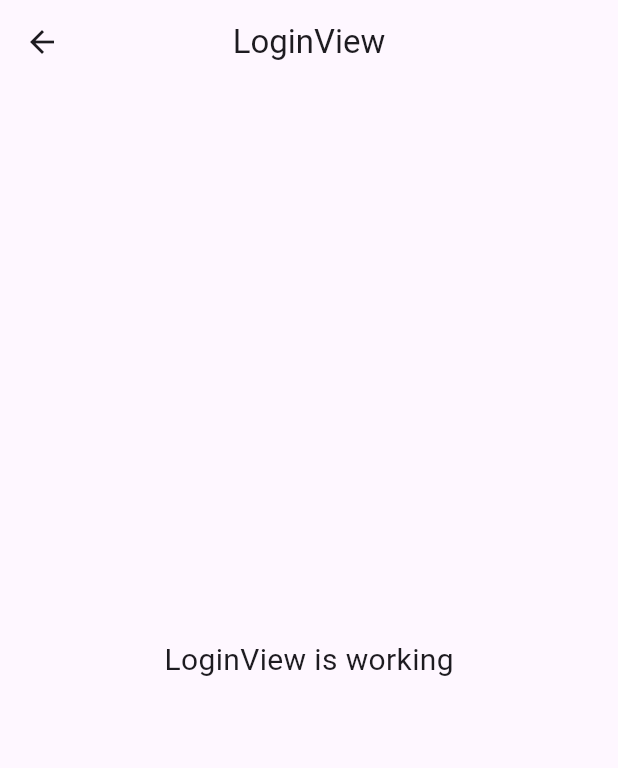
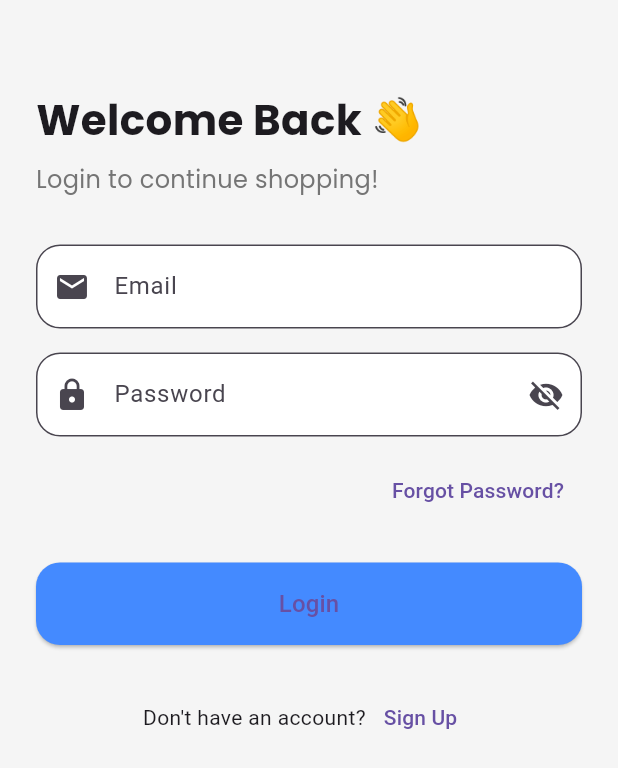
Before and after one commit to Dragorrik/e_commerce_app, a Flutter app: the LoginView screen opened by its route, on a phone screen of 412 x 824 dp. Shown: the top 768 px of the screen. Run offline on Flutter 3.47's test engine with Material 3 defaults, Android fonts, the phone set to English and light mode, and no system bars; our stand-ins replace firebase_auth, firebase_core, get, google_fonts; accounts and stored records are empty.

Commit message:
Login page created

```diff
--- a/lib/app/modules/login/controllers/login_controller.dart
+++ b/lib/app/modules/login/controllers/login_controller.dart
@@ -1,6 +1,8 @@
+import 'package:firebase_auth/firebase_auth.dart';
 import 'package:get/get.dart';
 
 class LoginController extends GetxController {
+  final FirebaseAuth _auth = FirebaseAuth.instance;
   @override
   void onInit() {
     super.onInit();
@@ -10,4 +12,22 @@ class LoginController extends GetxController {
   void onClose() {
     super.onClose();
   }
+
+  Future<void> login(String email, String password) async {
+    final UserCredential userCredential =
+        await _auth.signInWithEmailAndPassword(
+      email: email,
+      password: password,
+    );
+    if (userCredential.user != null) {
+      Get.offAllNamed('/product-list');
+    } else {
+      Get.snackbar('Error', 'Login failed');
+    }
+  }
+
+  Future<void> logout() async {
+    await _auth.signOut();
+    Get.offAllNamed('/login');
+  }
 }
--- a/lib/app/modules/login/views/login_view.dart
+++ b/lib/app/modules/login/views/login_view.dart
@@ -1,22 +1,147 @@
 import 'package:flutter/material.dart';
-
 import 'package:get/get.dart';
-
+import 'package:google_fonts/google_fonts.dart';
 import '../controllers/login_controller.dart';
 
-class LoginView extends GetView<LoginController> {
-  const LoginView({super.key});
+class LoginView extends StatelessWidget {
+  final LoginController controller = Get.put(LoginController());
+
+  final RxBool isPasswordVisible = false.obs;
+  final RxBool isLoading = false.obs;
+
+  final TextEditingController emailController = TextEditingController();
+  final TextEditingController passwordController = TextEditingController();
+
+  LoginView({super.key});
+
   @override
   Widget build(BuildContext context) {
     return Scaffold(
-      appBar: AppBar(
-        title: const Text('LoginView'),
-        centerTitle: true,
-      ),
-      body: const Center(
-        child: Text(
-          'LoginView is working',
-          style: TextStyle(fontSize: 20),
+      backgroundColor: Colors.grey[100],
+      body: SingleChildScrollView(
+        padding: const EdgeInsets.symmetric(horizontal: 24, vertical: 60),
+        child: Column(
+          crossAxisAlignment: CrossAxisAlignment.start,
+          children: [
+            Text("Welcome Back 👋",
+                style: GoogleFonts.poppins(
+                  fontSize: 28,
+                  fontWeight: FontWeight.bold,
+                )),
+            const SizedBox(height: 8),
+            Text("Login to continue shopping!",
+                style:
+                    GoogleFonts.poppins(fontSize: 16, color: Colors.grey[600])),
+            const SizedBox(height: 32),
+
+            // Email Field
+            TextField(
+              controller: emailController,
+              decoration: InputDecoration(
+                labelText: 'Email',
+                prefixIcon: const Icon(Icons.email),
+                border: OutlineInputBorder(
+                  borderRadius: BorderRadius.circular(16),
+                ),
+                filled: true,
+                fillColor: Colors.white,
+              ),
+            ),
+            const SizedBox(height: 16),
+
+            // Password Field
+            Obx(() {
+              return TextField(
+                controller: passwordController,
+                obscureText: !isPasswordVisible.value,
+                decoration: InputDecoration(
+                  labelText: 'Password',
+                  prefixIcon: const Icon(Icons.lock),
+                  suffixIcon: IconButton(
+                    icon: Icon(isPasswordVisible.value
+                        ? Icons.visibility
+                        : Icons.visibility_off),
+                    onPressed: () {
+                      isPasswordVisible.toggle();
+                    },
+                  ),
+                  border: OutlineInputBorder(
+                    borderRadius: BorderRadius.circular(16),
+                  ),
+                  filled: true,
+                  fillColor: Colors.white,
+                ),
+              );
+            }),
+            const SizedBox(height: 12),
+
+            Align(
+              alignment: Alignment.centerRight,
+              child: TextButton(
+                onPressed: () {
+                  Get.snackbar("Coming Soon",
+                      "Forgot password feature is not implemented yet.");
+                },
+                child: const Text("Forgot Password?"),
+              ),
+            ),
+            const SizedBox(height: 24),
+
+            // Login Button
+            Obx(() {
+              return SizedBox(
+                width: double.infinity,
+                child: ElevatedButton(
+                  onPressed: isLoading.value
+                      ? null
+                      : () async {
+                          isLoading(true);
+                          try {
+                            await controller.login(
+                              emailController.text.trim(),
+                              passwordController.text.trim(),
+                            );
+                          } catch (e) {
+                            Get.snackbar("Error", e.toString());
+                          } finally {
+                            isLoading(false);
+                          }
+                        },
+                  style: ElevatedButton.styleFrom(
+                    padding: const EdgeInsets.symmetric(vertical: 16),
+                    backgroundColor: Colors.blueAccent,
+                    shape: RoundedRectangleBorder(
+                      borderRadius: BorderRadius.circular(16),
+                    ),
+                  ),
+                  child: isLoading.value
+                      ? const CircularProgressIndicator(
+                          color: Colors.white,
+                        )
+                      : const Text(
+                          "Login",
+                          style: TextStyle(fontSize: 16),
+                        ),
+                ),
+              );
+            }),
+            const SizedBox(height: 24),
+
+            // Sign up
+            Row(
+              mainAxisAlignment: MainAxisAlignment.center,
+              children: [
+                const Text("Don't have an account?"),
+                TextButton(
+                  onPressed: () {
+                    Get.snackbar("Coming Soon",
+                        "Registration screen is not implemented yet.");
+                  },
+                  child: const Text("Sign Up"),
+                ),
+              ],
+            ),
+          ],
         ),
       ),
     );
--- a/lib/app/routes/app_pages.dart
+++ b/lib/app/routes/app_pages.dart
@@ -34,7 +34,7 @@ class AppPages {
     ),
     GetPage(
       name: _Paths.LOGIN,
-      page: () => const LoginView(),
+      page: () => LoginView(),
       binding: LoginBinding(),
     ),
   ];
--- a/lib/main.dart
+++ b/lib/main.dart
@@ -7,6 +7,7 @@ import 'package:get/get.dart';
 import 'app/routes/app_pages.dart';
 
 void main() async {
+  WidgetsFlutterBinding.ensureInitialized();
   await Firebase.initializeApp(
     options: DefaultFirebaseOptions.currentPlatform,
   );
@@ -14,7 +15,7 @@ void main() async {
     GetMaterialApp(
       debugShowCheckedModeBanner: false,
       title: "E-commerce App",
-      initialRoute: Routes.PRODUCT_LIST,
+      initialRoute: Routes.LOGIN,
       getPages: AppPages.routes,
       defaultTransition: Transition.cupertino,
     ),
--- a/pubspec.yaml
+++ b/pubspec.yaml
@@ -38,6 +38,7 @@ dependencies:
   http: ^1.3.0
   google_fonts: ^6.2.1
   firebase_core: ^3.13.0
+  firebase_auth: ^5.5.2
 
 dev_dependencies:
   flutter_test:
```
Also changed, not shown: pubspec.lock, 4 other files.
